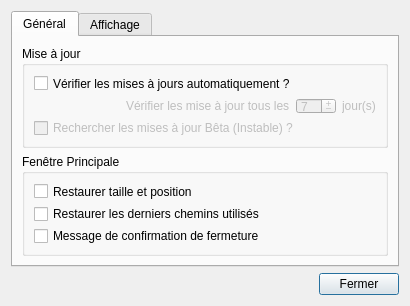
First picture: the form in Minecraft_Advancements/settings/dia_parametres.ui, repository Chucky2401/Minecraft-Advancements, before the edit.
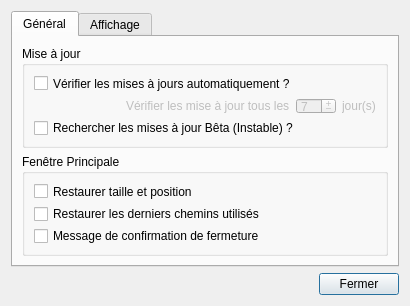
Second picture: the form after the edit.

The edit to the form file:
```diff
--- a/Minecraft_Advancements/settings/dia_parametres.ui
+++ b/Minecraft_Advancements/settings/dia_parametres.ui
@@ -114,7 +114,7 @@
           <item>
            <widget class="QCheckBox" name="cbBeta">
             <property name="enabled">
-             <bool>false</bool>
+             <bool>true</bool>
             </property>
             <property name="text">
              <string>Rechercher les mises à jour Bêta (Instable) ?</string>
```
